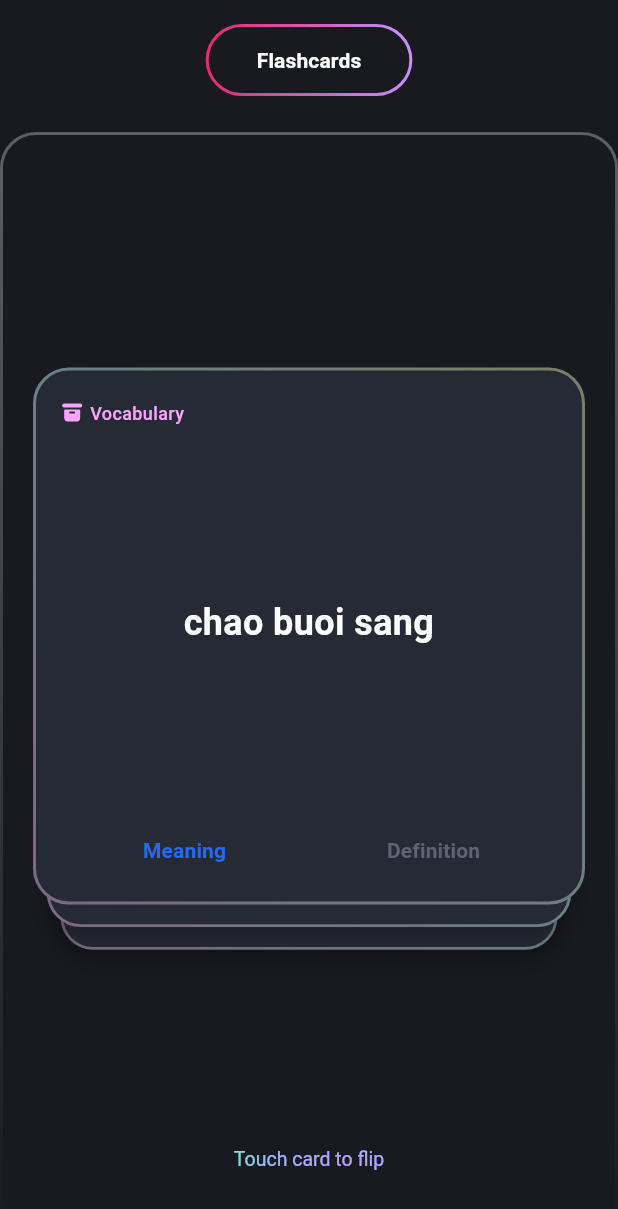
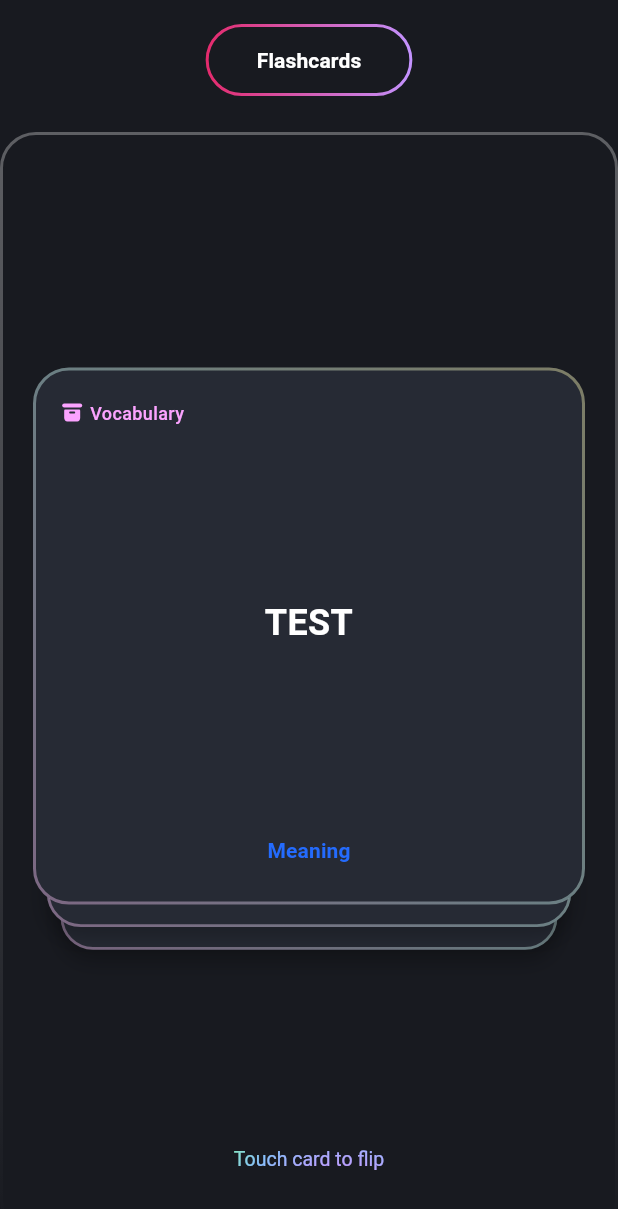
Before and after one commit to ntd1241/language_learning_app, a Flutter app: the screen it shows after launch, after a tap on an icon or button, on a phone screen of 412 x 824 dp. Shown: the top 1209 px of the screen. Run offline on Flutter 3.47's test engine with Material 3 defaults, Android fonts, the phone set to English and light mode, and no system bars; drawn by our look-alikes of flip_card, flutter_card_swiper; our stand-ins replace flutter_tabler_icons, gradient_borders.

Commit message:
chore: fine-tuning flashcard

```diff
--- a/lib/components/gradients/d.dart
+++ /dev/null
@@ -1,13 +0,0 @@
-import 'package:flutter/material.dart';
-
-class MyWidget extends StatelessWidget {
-  const MyWidget({super.key});
-
-  @override
-  Widget build(BuildContext context) {
-    return SizedBox(
-      width: 10,
-      child: Text("Hello"),
-    );
-  }
-}
--- a/lib/screens/practice/practice.dart
+++ b/lib/screens/practice/practice.dart
@@ -37,7 +37,7 @@ class PracticeScreen extends StatelessWidget {
         ),
         width: double.infinity,
         height: double.infinity,
-        child: FlashCardScreen(),
+        child: FlashCardScreenV2(),
       ),
     );
   }
--- a/lib/screens/practice/types/flashcards/flashcard.dart
+++ b/lib/screens/practice/types/flashcards/flashcard.dart
@@ -1,4 +1,5 @@
 import 'package:flip_card/flip_card.dart';
+import 'package:flip_card/flip_card_controller.dart';
 import 'package:flutter/material.dart';
 import 'package:gradient_borders/box_borders/gradient_box_border.dart';
 import 'package:language_learning_app/components/buttons/icon_button.dart';
@@ -17,6 +18,7 @@ class FlashCard extends StatelessWidget {
     required this.meaning,
     this.definition,
     this.example,
+    this.controller,
   });
 
   final String word;
@@ -25,6 +27,7 @@ class FlashCard extends StatelessWidget {
   final String meaning;
   final String? definition;
   final String? example;
+  final FlipCardController? controller;
 
   List<String> getTabs() {
     List<String> tabs = ["Meaning"];
@@ -110,6 +113,7 @@ class FlashCard extends StatelessWidget {
     return AspectRatio(
       aspectRatio: 1.0,
       child: FlipCard(
+        controller: controller,
         fill: Fill.fillBack,
         side: CardSide.FRONT,
         speed: 5000,
--- a/lib/screens/practice/types/flashcards/flashcard_screen.dart
+++ b/lib/screens/practice/types/flashcards/flashcard_screen.dart
@@ -1,3 +1,4 @@
+import 'package:flip_card/flip_card_controller.dart';
 import 'package:flutter/material.dart';
 import 'package:flutter_card_swiper/flutter_card_swiper.dart';
 import 'package:language_learning_app/screens/practice/types/flashcards/flashcard.dart';
@@ -77,3 +78,112 @@ class FlashCardScreen extends StatelessWidget {
     );
   }
 }
+
+class FlashCardScreenV2 extends StatefulWidget {
+  const FlashCardScreenV2({
+    super.key,
+    this.cards = const [
+      FlashCard(
+        key: ValueKey("hello"),
+        word: "hello",
+        label: "verb",
+        ipa: "/hɛˈloʊ/",
+        meaning: "chao buoi sang",
+        definition: "used as a greeting or to begin a conversation",
+      ),
+      FlashCard(
+        key: ValueKey("goodbye"),
+        word: "goodbye",
+        label: "verb",
+        ipa: "/ɡʊdˈbaɪ/",
+        meaning: "tam biet",
+      ),
+      FlashCard(
+        key: ValueKey("morning"),
+        word: "good morning",
+        label: "verb",
+        ipa: "/ɡʊd ˈmɔːrnɪŋ/",
+        meaning: "chao buoi sang",
+      ),
+      FlashCard(
+        key: ValueKey("afternoon"),
+        word: "good afternoon",
+        label: "verb",
+        ipa: "/ɡʊd ˌæftərˈnuːn/",
+        meaning: "chao buoi chieu",
+      ),
+      FlashCard(
+        key: ValueKey("evening"),
+        word: "good evening",
+        label: "verb",
+        ipa: "/ɡʊd ˈiːvnɪŋ/",
+        meaning: "chao buoi toi",
+      ),
+      FlashCard(
+        key: ValueKey("night"),
+        word: "good night",
+        label: "verb",
+        ipa: "/ɡʊd ˈnaɪt/",
+        meaning: "chuc ngu ngon",
+      ),
+    ],
+  });
+
+  final List<FlashCard> cards;
+
+  @override
+  State<FlashCardScreenV2> createState() => _FlashCardScreenV2State();
+}
+
+class _FlashCardScreenV2State extends State<FlashCardScreenV2> {
+  late final FlipCardController _flipCardController = FlipCardController();
+
+  List<FlashCard> cards = [];
+
+  Future<void> onLoad() async {
+    await _flipCardController.skew(
+      0.1,
+      duration: Duration(seconds: 10),
+    );
+    await _flipCardController.skew(
+      0,
+      duration: Duration(seconds: 20),
+    );
+  }
+
+  @override
+  void initState() {
+    super.initState();
+    cards = [
+      FlashCard(
+        controller: _flipCardController,
+        word: "TEST",
+        meaning: "TEST",
+      ),
+      ...widget.cards
+    ];
+    WidgetsBinding.instance.addPostFrameCallback((_) => onLoad());
+  }
+
+  @override
+  Widget build(BuildContext context) {
+    return PracticeTypeSkeleton(
+      mainContent: Center(
+        child: AspectRatio(
+          aspectRatio: 1.0,
+          child: CardSwiper(
+            scale: 0.95,
+            backCardOffset: Offset(0, 24),
+            numberOfCardsDisplayed: 3,
+            duration: Duration(seconds: 5),
+            cardsCount: cards.length,
+            cardBuilder:
+                (context, index, percentThresholdX, percentThresholdY) =>
+                    cards[index],
+          ),
+        ),
+      ),
+      instruction: Text("Touch card to flip"),
+    );
+  }
+}
```
